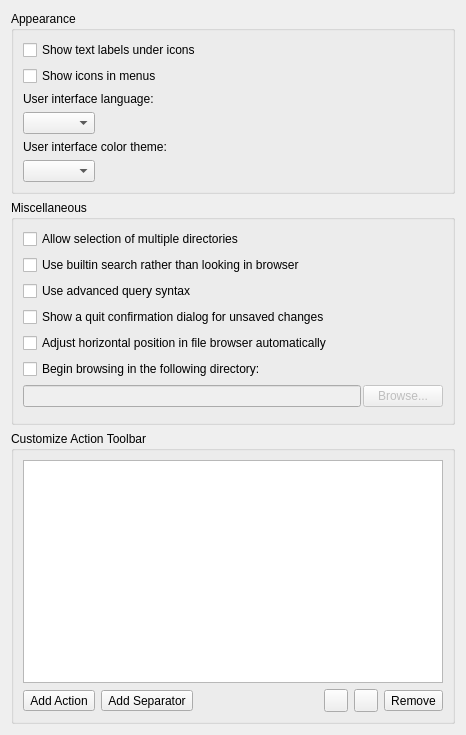
Qt form ui/options_interface.ui (metabrainz/picard) before a commit.
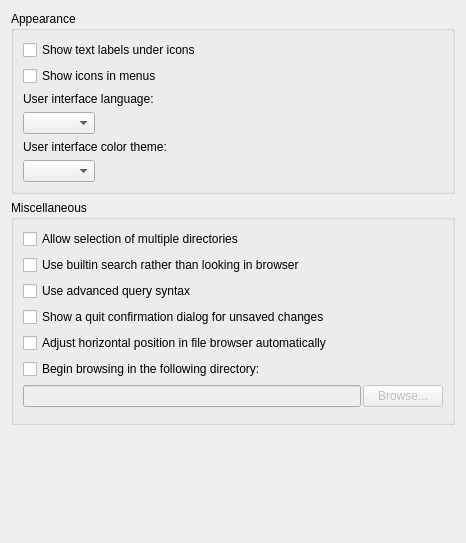
The same form after that commit. Icons and pictures are not drawn.

Commit message:
PICARD-2576: Moved toolbar customization to separate options page
This removes complexity from the general "User Interface" page and allows the options dialog to be resized to a smaller height, while still allow comfortable toolbar customization. This makes the options usable again on screens with only 768px height available.

```diff
--- a/ui/options_interface.ui
+++ b/ui/options_interface.ui
@@ -7,7 +7,7 @@
     <x>0</x>
     <y>0</y>
     <width>466</width>
-    <height>735</height>
+    <height>543</height>
    </rect>
   </property>
   <layout class="QVBoxLayout">
@@ -185,115 +185,17 @@
     </widget>
    </item>
    <item>
-    <widget class="QGroupBox" name="customize_toolbar_box">
-     <property name="sizePolicy">
-      <sizepolicy hsizetype="MinimumExpanding" vsizetype="Preferred">
-       <horstretch>0</horstretch>
-       <verstretch>0</verstretch>
-      </sizepolicy>
+    <spacer name="verticalSpacer">
+     <property name="orientation">
+      <enum>Qt::Vertical</enum>
      </property>
-     <property name="title">
-      <string>Customize Action Toolbar</string>
+     <property name="sizeHint" stdset="0">
+      <size>
+       <width>20</width>
+       <height>40</height>
+      </size>
      </property>
-     <layout class="QVBoxLayout" name="verticalLayout">
-      <item>
-       <widget class="QListWidget" name="toolbar_layout_list">
-        <property name="sizePolicy">
-         <sizepolicy hsizetype="Expanding" vsizetype="Expanding">
-          <horstretch>0</horstretch>
-          <verstretch>0</verstretch>
-         </sizepolicy>
-        </property>
-       </widget>
-      </item>
-      <item>
-       <widget class="QWidget" name="edit_button_box" native="true">
-        <layout class="QHBoxLayout" name="edit_box_layout">
-         <property name="leftMargin">
-          <number>0</number>
-         </property>
-         <property name="topMargin">
-          <number>0</number>
-         </property>
-         <property name="rightMargin">
-          <number>0</number>
-         </property>
-         <property name="bottomMargin">
-          <number>0</number>
-         </property>
-         <item>
-          <widget class="QToolButton" name="add_button">
-           <property name="toolTip">
-            <string>Add a new button to Toolbar</string>
-           </property>
-           <property name="text">
-            <string>Add Action</string>
-           </property>
-          </widget>
-         </item>
-         <item>
-          <widget class="QToolButton" name="insert_separator_button">
-           <property name="toolTip">
-            <string>Insert a separator</string>
-           </property>
-           <property name="text">
-            <string>Add Separator</string>
-           </property>
-          </widget>
-         </item>
-         <item>
-          <spacer name="button_box_spacer">
-           <property name="orientation">
-            <enum>Qt::Horizontal</enum>
-           </property>
-           <property name="sizeType">
-            <enum>QSizePolicy::MinimumExpanding</enum>
-           </property>
-           <property name="sizeHint" stdset="0">
-            <size>
-             <width>50</width>
-             <height>20</height>
-            </size>
-           </property>
-          </spacer>
-         </item>
-         <item>
-          <widget class="QToolButton" name="up_button">
-           <property name="toolTip">
-            <string>Move selected item up</string>
-           </property>
-           <property name="icon">
-            <iconset theme=":/images/16x16/go-up.png">
-             <normaloff>.</normaloff>.</iconset>
-           </property>
-          </widget>
-         </item>
-         <item>
-          <widget class="QToolButton" name="down_button">
-           <property name="toolTip">
-            <string>Move selected item down</string>
-           </property>
-           <property name="icon">
-            <iconset theme=":/images/16x16/go-down.png">
-             <normaloff>.</normaloff>.</iconset>
-           </property>
-          </widget>
-         </item>
-         <item>
-          <widget class="QToolButton" name="remove_button">
-           <property name="toolTip">
-            <string>Remove button from toolbar</string>
-           </property>
-           <property name="text">
-            <string>Remove</string>
-           </property>
-          </widget>
-         </item>
-        </layout>
-       </widget>
-      </item>
-     </layout>
-    </widget>
+    </spacer>
    </item>
   </layout>
  </widget>
```
Left out of the diff: 6 changed lines with no effect on the pictures. The commit also changes 6 other files.
